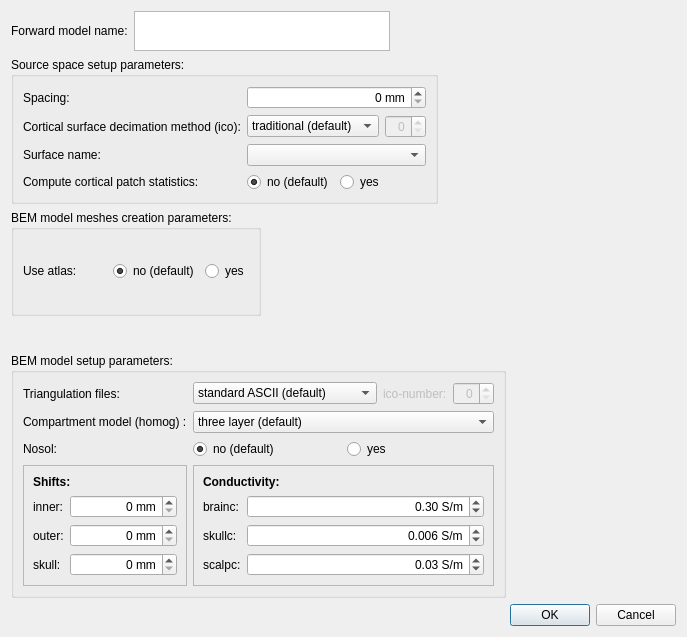
This is meggie_batch/ui/qt4Designer_ui_files/ForwardModelDialog.ui in cibr-jyu/meggie as Qt 5 draws it before an edit. The edited form follows.
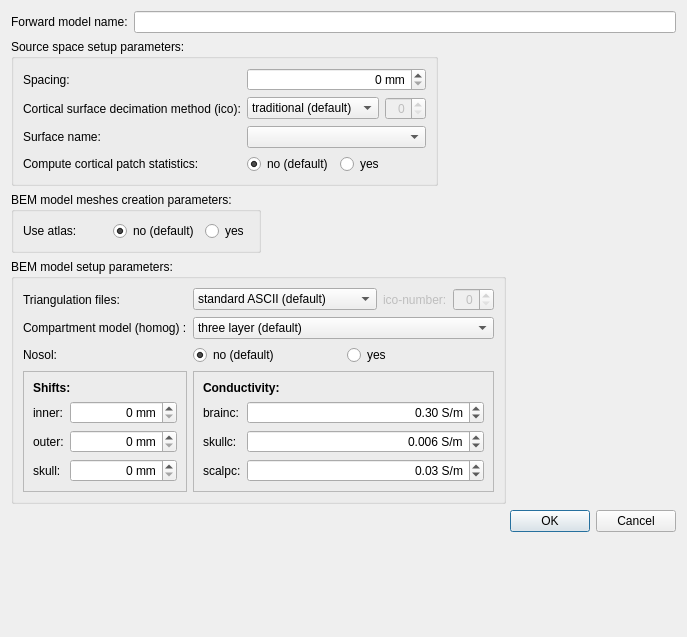
This is the edited form.

Commit message: ForwardModelDialog, some tuning

The edit to the form file:
```diff
--- a/meggie_batch/ui/qt4Designer_ui_files/ForwardModelDialog.ui
+++ b/meggie_batch/ui/qt4Designer_ui_files/ForwardModelDialog.ui
@@ -17,30 +17,6 @@
    <bool>true</bool>
   </property>
   <layout class="QFormLayout" name="formLayout_3">
-   <item row="0" column="0">
-    <layout class="QHBoxLayout" name="horizontalLayout_6">
-     <item>
-      <widget class="QLabel" name="label_17">
-       <property name="text">
-        <string>Forward model name:</string>
-       </property>
-       <property name="buddy">
-        <cstring>plainTextEditFModelName</cstring>
-       </property>
-      </widget>
-     </item>
-     <item>
-      <widget class="QPlainTextEdit" name="plainTextEditFModelName">
-       <property name="maximumSize">
-        <size>
-         <width>16777215</width>
-         <height>40</height>
-        </size>
-       </property>
-      </widget>
-     </item>
-    </layout>
-   </item>
    <item row="1" column="0">
     <widget class="QGroupBox" name="groupBoxSourceSpaceSetup">
      <property name="title">
@@ -507,6 +483,20 @@
      </layout>
     </widget>
    </item>
+   <item row="0" column="0" colspan="2">
+    <layout class="QHBoxLayout" name="horizontalLayout_6">
+     <item>
+      <widget class="QLabel" name="label_17">
+       <property name="text">
+        <string>Forward model name:</string>
+       </property>
+      </widget>
+     </item>
+     <item>
+      <widget class="QLineEdit" name="lineEditFModelName"/>
+     </item>
+    </layout>
+   </item>
   </layout>
  </widget>
  <resources/>
```
Left out of the diff: 12 changed lines with no effect on the pictures. The commit also changes 1 other file.
